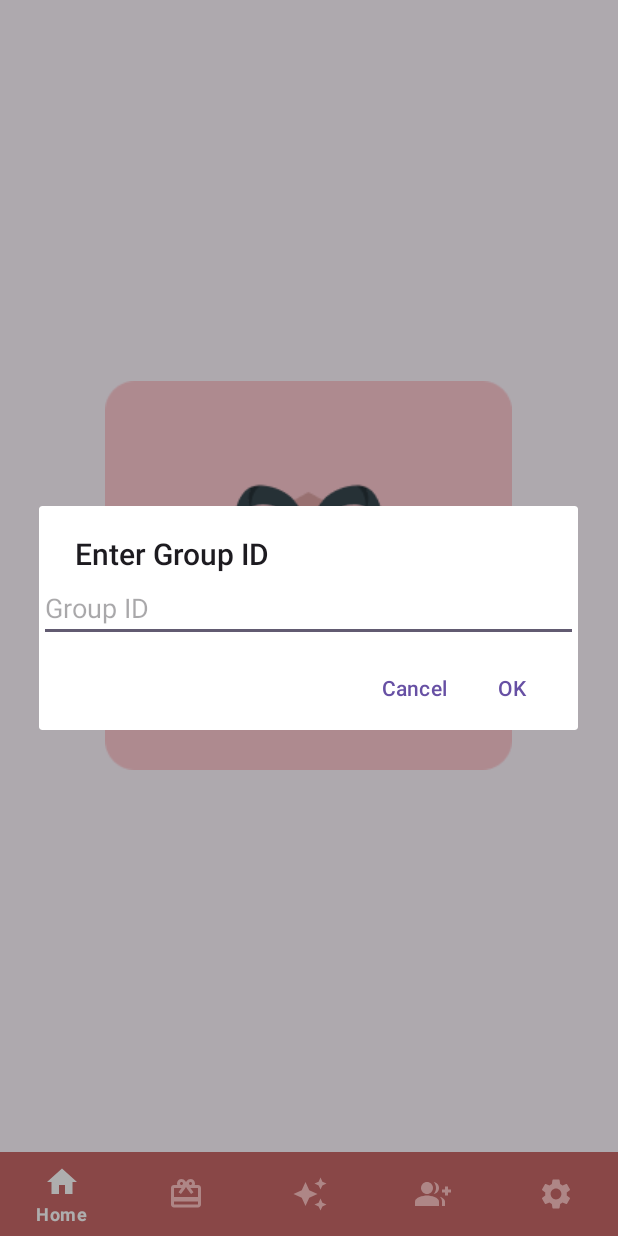
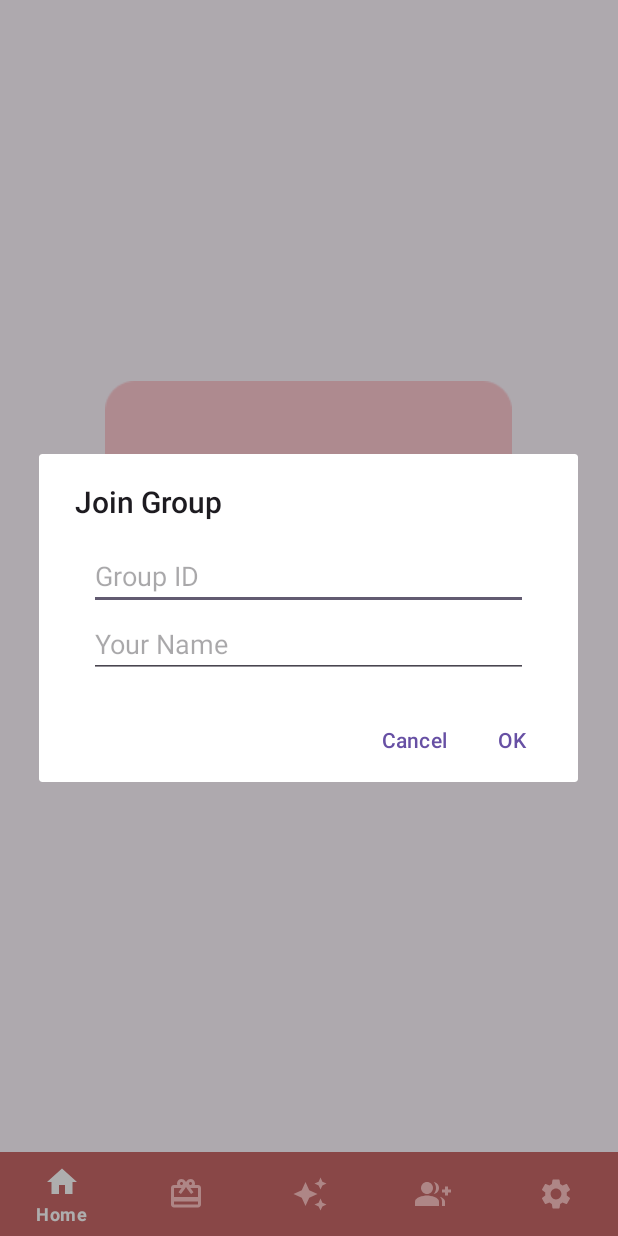
Before and after one commit to MertYigit0/SecretSantaAI, an Android app: the JoinGroupFragment screen opened through its navigation route, after a tap on an icon or button, on a phone screen of 412 x 824 dp. Run offline under Robolectric (Android 15) with nearby library versions, the phone set to English and light mode, and no system bars; our stand-ins replace Dagger/Hilt's generated code, Firebase (no records; nobody signed in at launch, a user with empty details on screens opened directly), navigation-ui.

Commit message:
Group nickname.

```diff
--- a/app/src/main/java/com/mertyigit0/secretsantaai/data/model/Group.kt
+++ b/app/src/main/java/com/mertyigit0/secretsantaai/data/model/Group.kt
@@ -1,14 +1,16 @@
 package com.mertyigit0.secretsantaai.data.model
+
+import java.lang.reflect.Member
 
 
 data class Group(
     val groupId: String = "",
     val groupName: String = "",
-    val members: List<String> = listOf(),
+    val members: List<Map<String, String>> = emptyList(), // Map kullanımı
     val createdAt: String = "",
     val budget: Int = 0,
     val note: String = "",
-    val date: String? = null // 'date' olarak değiştirildi
+    val date: String? = null
 )
 
 
--- a/app/src/main/java/com/mertyigit0/secretsantaai/ui/fragment/JoinGroupFragment.kt
+++ b/app/src/main/java/com/mertyigit0/secretsantaai/ui/fragment/JoinGroupFragment.kt
@@ -5,10 +5,11 @@ import android.view.LayoutInflater
 import android.view.View
 import android.view.ViewGroup
 import android.widget.EditText
+import android.widget.LinearLayout
 import android.widget.Toast
+import androidx.appcompat.app.AlertDialog
 import androidx.fragment.app.Fragment
 import androidx.fragment.app.viewModels
-import androidx.appcompat.app.AlertDialog
 import com.mertyigit0.secretsantaai.databinding.FragmentJoinGroupBinding
 import com.mertyigit0.secretsantaai.viewmodels.JoinGroupViewModel
 import dagger.hilt.android.AndroidEntryPoint
@@ -35,7 +36,6 @@ class JoinGroupFragment : Fragment() {
             showJoinGroupDialog()
         }
 
-        // Join işlemi sonucunu gözlemliyoruz
         joinGroupViewModel.joinGroupResult.observe(viewLifecycleOwner) { result ->
             result.onSuccess {
                 Toast.makeText(requireContext(), "Successfully joined the group", Toast.LENGTH_SHORT).show()
@@ -48,19 +48,32 @@ class JoinGroupFragment : Fragment() {
 
     private fun showJoinGroupDialog() {
         val builder = AlertDialog.Builder(requireContext())
-        builder.setTitle("Enter Group ID")
+        builder.setTitle("Join Group")
 
-        val input = EditText(requireContext())
-        input.hint = "Group ID"
-        builder.setView(input)
+        val layout = LinearLayout(requireContext()).apply {
+            orientation = LinearLayout.VERTICAL
+            setPadding(50, 20, 50, 20)
+        }
+
+        val groupIdInput = EditText(requireContext()).apply {
+            hint = "Group ID"
+        }
+        val userNameInput = EditText(requireContext()).apply {
+            hint = "Your Name"
+        }
+
+        layout.addView(groupIdInput)
+        layout.addView(userNameInput)
+        builder.setView(layout)
 
         builder.setPositiveButton("OK") { dialog, _ ->
-            val groupId = input.text.toString().trim()
+            val groupId = groupIdInput.text.toString().trim()
+            val userName = userNameInput.text.toString().trim()
 
-            if (groupId.isNotEmpty()) {
-                joinGroupViewModel.joinGroup(groupId)
+            if (groupId.isNotEmpty() && userName.isNotEmpty()) {
+                joinGroupViewModel.joinGroup(groupId, userName)
             } else {
-                Toast.makeText(requireContext(), "Please enter a valid Group ID", Toast.LENGTH_SHORT).show()
+                Toast.makeText(requireContext(), "Please enter valid details", Toast.LENGTH_SHORT).show()
             }
             dialog.dismiss()
         }
```
Also changed, not shown: app/src/main/java/com/mertyigit0/secretsantaai/data/repository/GroupRepository.kt (+17 -2 lines), app/src/main/java/com/mertyigit0/secretsantaai/ui/adapter/GroupAdapter.kt (+6 -4 lines), app/src/main/java/com/mertyigit0/secretsantaai/ui/fragment/AiFavoritesFragment.kt (+2 -33 lines), app/src/main/java/com/mertyigit0/secretsantaai/viewmodels/CreateGroupViewModel.kt (+15 -3 lines), app/src/main/java/com/mertyigit0/secretsantaai/viewmodels/JoinGroupViewModel.kt (+15 -16 lines).
